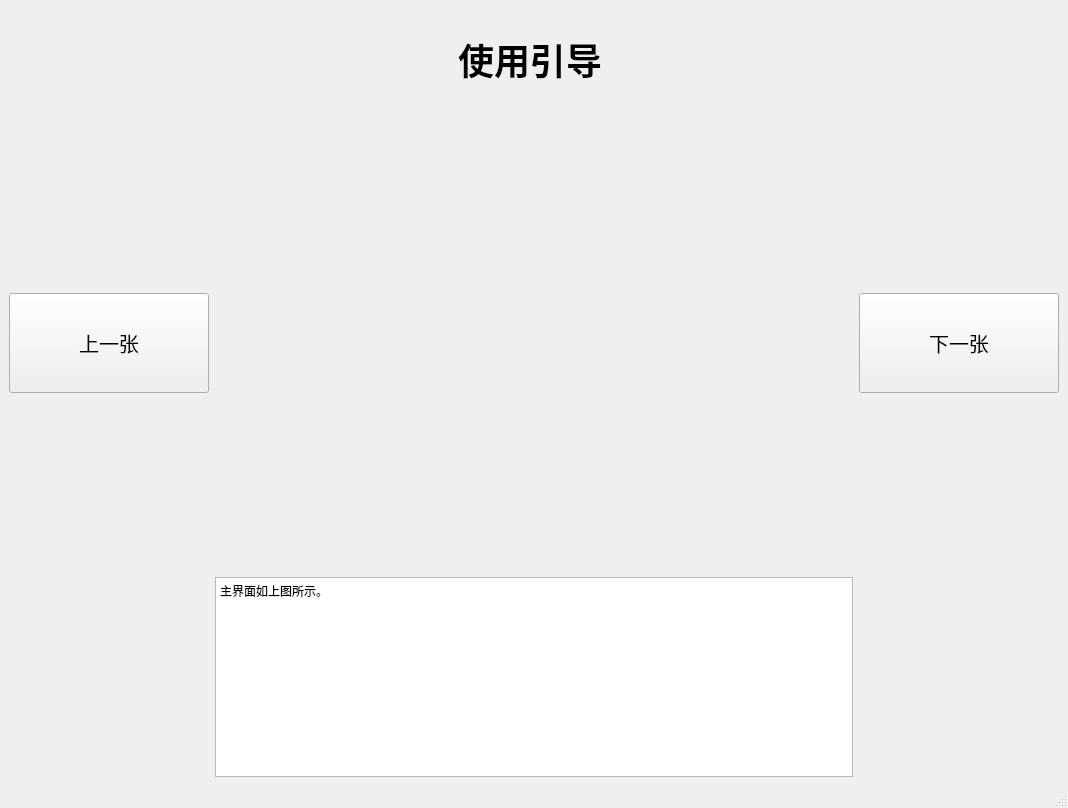
Before: the Qt Designer form GUI/main_ui_test/guide_ui.ui in buaanostop/-, drawn with Qt 5.
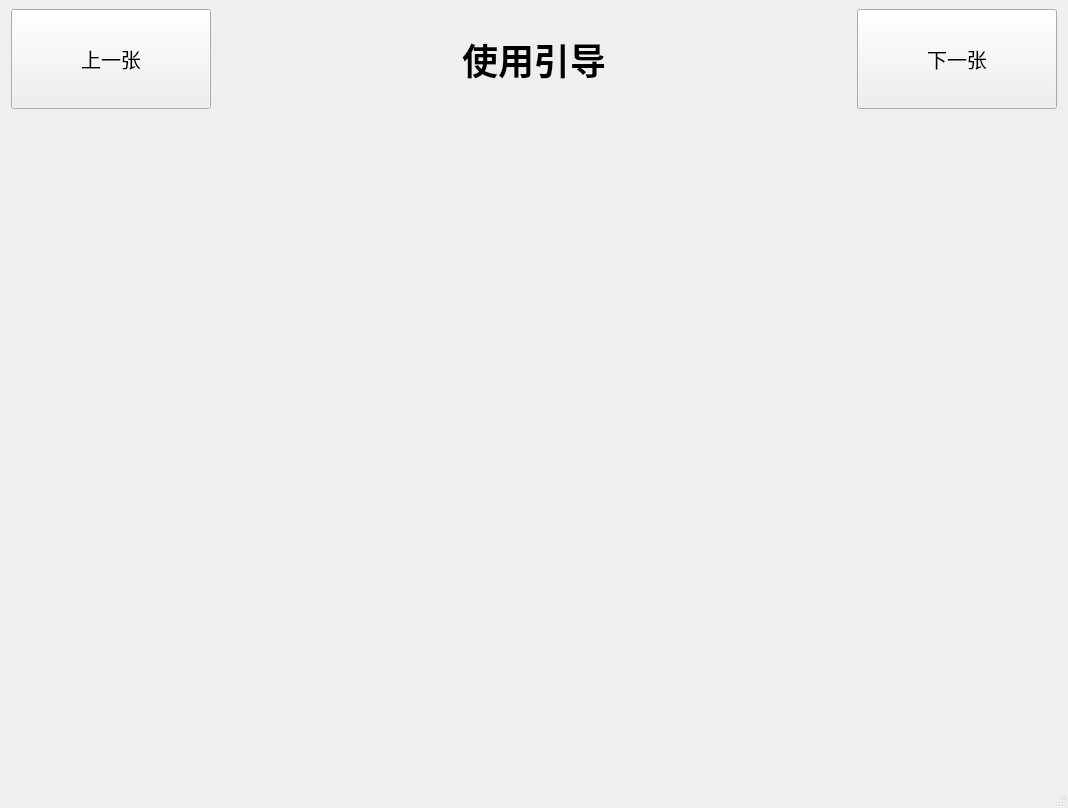
After: the same form once the commit is applied. Icons and pictures are not drawn.

What changed in the file:
```diff
--- a/GUI/main_ui_test/guide_ui.ui
+++ b/GUI/main_ui_test/guide_ui.ui
@@ -16,101 +16,8 @@
   <widget class="QWidget" name="centralwidget">
    <layout class="QVBoxLayout" name="verticalLayout">
     <item>
-     <layout class="QGridLayout" name="gridLayout">
-      <item row="1" column="2">
-       <widget class="QPushButton" name="nextPictureButton">
-        <property name="sizePolicy">
-         <sizepolicy hsizetype="Minimum" vsizetype="Minimum">
-          <horstretch>0</horstretch>
-          <verstretch>0</verstretch>
-         </sizepolicy>
-        </property>
-        <property name="minimumSize">
-         <size>
-          <width>200</width>
-          <height>100</height>
-         </size>
-        </property>
-        <property name="maximumSize">
-         <size>
-          <width>200</width>
-          <height>100</height>
-         </size>
-        </property>
-        <property name="font">
-         <font>
-          <pointsize>15</pointsize>
-         </font>
-        </property>
-        <property name="text">
-         <string>下一张</string>
-        </property>
-       </widget>
-      </item>
-      <item row="1" column="1">
-       <widget class="QLabel" name="guidePictures">
-        <property name="sizePolicy">
-         <sizepolicy hsizetype="Expanding" vsizetype="Expanding">
-          <horstretch>0</horstretch>
-          <verstretch>0</verstretch>
-         </sizepolicy>
-        </property>
-        <property name="minimumSize">
-         <size>
-          <width>0</width>
-          <height>0</height>
-         </size>
-        </property>
-        <property name="maximumSize">
-         <size>
-          <width>16777215</width>
-          <height>16777215</height>
-         </size>
-        </property>
-        <property name="whatsThis">
-         <string>&lt;html&gt;&lt;head/&gt;&lt;body&gt;&lt;p&gt;&lt;br/&gt;&lt;/p&gt;&lt;/body&gt;&lt;/html&gt;</string>
-        </property>
-        <property name="styleSheet">
-         <string notr="true">border-image: url(:/gp/1.png);</string>
-        </property>
-        <property name="text">
-         <string/>
-        </property>
-        <property name="alignment">
-         <set>Qt::AlignCenter</set>
-        </property>
-       </widget>
-      </item>
-      <item row="2" column="1">
-       <widget class="QTextEdit" name="textEdit">
-        <property name="sizePolicy">
-         <sizepolicy hsizetype="Minimum" vsizetype="Minimum">
-          <horstretch>0</horstretch>
-          <verstretch>0</verstretch>
-         </sizepolicy>
-        </property>
-        <property name="minimumSize">
-         <size>
-          <width>0</width>
-          <height>200</height>
-         </size>
-        </property>
-        <property name="maximumSize">
-         <size>
-          <width>16777215</width>
-          <height>200</height>
-         </size>
-        </property>
-        <property name="html">
-         <string>&lt;!DOCTYPE HTML PUBLIC &quot;-//W3C//DTD HTML 4.0//EN&quot; &quot;http://www.w3.org/TR/REC-html40/strict.dtd&quot;&gt;
-&lt;html&gt;&lt;head&gt;&lt;meta name=&quot;qrichtext&quot; content=&quot;1&quot; /&gt;&lt;style type=&quot;text/css&quot;&gt;
-p, li { white-space: pre-wrap; }
-&lt;/style&gt;&lt;/head&gt;&lt;body style=&quot; font-family:'SimSun'; font-size:9pt; font-weight:400; font-style:normal;&quot;&gt;
-&lt;p style=&quot; margin-top:0px; margin-bottom:0px; margin-left:0px; margin-right:0px; -qt-block-indent:0; text-indent:0px;&quot;&gt;主界面如上图所示。&lt;/p&gt;&lt;/body&gt;&lt;/html&gt;</string>
-        </property>
-       </widget>
-      </item>
-      <item row="1" column="0">
+     <layout class="QHBoxLayout" name="horizontalLayout">
+      <item>
        <widget class="QPushButton" name="lastPictureButton">
         <property name="minimumSize">
          <size>
@@ -134,7 +41,7 @@
         </property>
        </widget>
       </item>
-      <item row="0" column="1">
+      <item>
        <widget class="QLabel" name="guideTitle">
         <property name="sizePolicy">
          <sizepolicy hsizetype="Preferred" vsizetype="Preferred">
@@ -172,8 +79,72 @@
         </property>
        </widget>
       </item>
+      <item>
+       <widget class="QPushButton" name="nextPictureButton">
+        <property name="sizePolicy">
+         <sizepolicy hsizetype="Minimum" vsizetype="Minimum">
+          <horstretch>0</horstretch>
+          <verstretch>0</verstretch>
+         </sizepolicy>
+        </property>
+        <property name="minimumSize">
+         <size>
+          <width>200</width>
+          <height>100</height>
+         </size>
+        </property>
+        <property name="maximumSize">
+         <size>
+          <width>200</width>
+          <height>100</height>
+         </size>
+        </property>
+        <property name="font">
+         <font>
+          <pointsize>15</pointsize>
+         </font>
+        </property>
+        <property name="text">
+         <string>下一张</string>
+        </property>
+       </widget>
+      </item>
      </layout>
     </item>
+    <item>
+     <widget class="QLabel" name="guidePictures">
+      <property name="sizePolicy">
+       <sizepolicy hsizetype="Expanding" vsizetype="Expanding">
+        <horstretch>0</horstretch>
+        <verstretch>0</verstretch>
+       </sizepolicy>
+      </property>
+      <property name="minimumSize">
+       <size>
+        <width>0</width>
+        <height>0</height>
+       </size>
+      </property>
+      <property name="maximumSize">
+       <size>
+        <width>16777215</width>
+        <height>16777215</height>
+       </size>
+      </property>
+      <property name="whatsThis">
+       <string>&lt;html&gt;&lt;head/&gt;&lt;body&gt;&lt;p&gt;&lt;br/&gt;&lt;/p&gt;&lt;/body&gt;&lt;/html&gt;</string>
+      </property>
+      <property name="styleSheet">
+       <string notr="true">border-image: url(:/gp/1.png);</string>
+      </property>
+      <property name="text">
+       <string/>
+      </property>
+      <property name="alignment">
+       <set>Qt::AlignCenter</set>
+      </property>
+     </widget>
+    </item>
    </layout>
   </widget>
   <widget class="QMenuBar" name="menubar">
```
